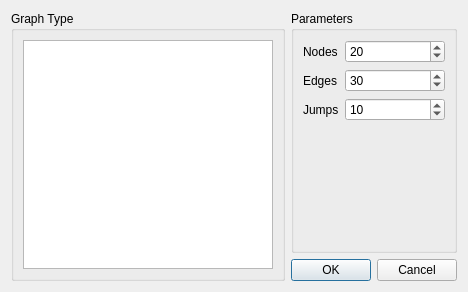
ArsMasiuk/qvge, file code/src/COGDFNewGraphDialog.ui: the form before one commit.
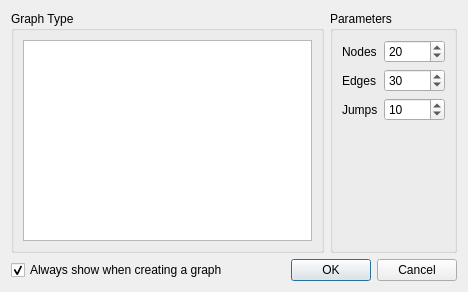
The form after the commit.

Commit message: graph creation dialog made optional UI bugs fixed

Diff of the .ui file:
```diff
--- a/code/src/COGDFNewGraphDialog.ui
+++ b/code/src/COGDFNewGraphDialog.ui
@@ -13,8 +13,8 @@
   <property name="windowTitle">
    <string>Create a Graph</string>
   </property>
-  <layout class="QHBoxLayout" name="horizontalLayout">
-   <item>
+  <layout class="QGridLayout" name="gridLayout">
+   <item row="0" column="0">
     <widget class="QGroupBox" name="groupBox">
      <property name="title">
       <string>Graph Type</string>
@@ -45,7 +45,7 @@
      </layout>
     </widget>
    </item>
-   <item>
+   <item row="0" column="1">
     <layout class="QVBoxLayout" name="verticalLayout_2">
      <item>
       <widget class="QGroupBox" name="groupBox_2">
@@ -123,6 +123,20 @@
          </widget>
         </item>
        </layout>
+      </widget>
+     </item>
+    </layout>
+   </item>
+   <item row="1" column="0" colspan="2">
+    <layout class="QHBoxLayout" name="horizontalLayout">
+     <item>
+      <widget class="QCheckBox" name="ShowOnStart">
+       <property name="text">
+        <string>Always show when creating a graph</string>
+       </property>
+       <property name="checked">
+        <bool>true</bool>
+       </property>
       </widget>
      </item>
      <item>
```
The commit also changes 13 other files.
